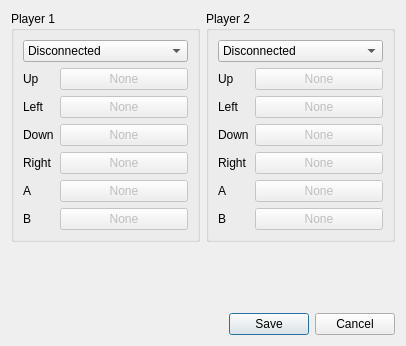
ibancel/EmulIX-SMS, file src/ui/SettingsInputsWindow.ui: the form before one commit.
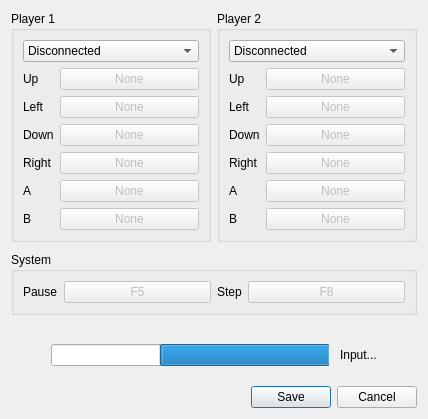
The form after the commit.

Commit message: Implement gamepad inputs

Patch:
```diff
--- a/src/ui/SettingsInputsWindow.ui
+++ b/src/ui/SettingsInputsWindow.ui
@@ -2,12 +2,15 @@
 <ui version="4.0">
  <class>SettingsInputsWindow</class>
  <widget class="QDialog" name="SettingsInputsWindow">
+  <property name="enabled">
+   <bool>true</bool>
+  </property>
   <property name="geometry">
    <rect>
     <x>0</x>
     <y>0</y>
-    <width>406</width>
-    <height>346</height>
+    <width>428</width>
+    <height>419</height>
    </rect>
   </property>
   <property name="windowTitle">
@@ -15,9 +18,9 @@
   </property>
   <layout class="QVBoxLayout" name="verticalLayout_3">
    <item>
-    <layout class="QHBoxLayout" name="horizontalLayout">
+    <layout class="QHBoxLayout" name="mainLayout">
      <item>
-      <widget class="QGroupBox" name="groupBox_2">
+      <widget class="QGroupBox" name="groupBox_player1">
        <property name="title">
         <string>Player 1</string>
        </property>
@@ -146,7 +149,10 @@
       </widget>
      </item>
      <item>
-      <widget class="QGroupBox" name="groupBox">
+      <widget class="QGroupBox" name="groupBox_player2">
+       <property name="enabled">
+        <bool>true</bool>
+       </property>
        <property name="title">
         <string>Player 2</string>
        </property>
@@ -276,11 +282,94 @@
      </item>
     </layout>
    </item>
+   <item>
+    <spacer name="verticalSpacer_3">
+     <property name="orientation">
+      <enum>Qt::Vertical</enum>
+     </property>
+     <property name="sizeType">
+      <enum>QSizePolicy::Preferred</enum>
+     </property>
+     <property name="sizeHint" stdset="0">
+      <size>
+       <width>20</width>
+       <height>20</height>
+      </size>
+     </property>
+    </spacer>
+   </item>
+   <item>
+    <widget class="QGroupBox" name="groupBox">
+     <property name="enabled">
+      <bool>true</bool>
+     </property>
+     <property name="sizePolicy">
+      <sizepolicy hsizetype="Preferred" vsizetype="Preferred">
+       <horstretch>0</horstretch>
+       <verstretch>0</verstretch>
+      </sizepolicy>
+     </property>
+     <property name="title">
+      <string>System</string>
+     </property>
+     <layout class="QVBoxLayout" name="verticalLayout_4">
+      <item>
+       <layout class="QHBoxLayout" name="horizontalLayout">
+        <item>
+         <layout class="QFormLayout" name="formLayout_4">
+          <item row="0" column="0">
+           <widget class="QLabel" name="label_13">
+            <property name="text">
+             <string>Pause</string>
+            </property>
+           </widget>
+          </item>
+          <item row="0" column="1">
+           <widget class="QPushButton" name="pushButton">
+            <property name="enabled">
+             <bool>false</bool>
+            </property>
+            <property name="text">
+             <string>F5</string>
+            </property>
+           </widget>
+          </item>
+         </layout>
+        </item>
+        <item>
+         <layout class="QFormLayout" name="formLayout_3">
+          <item row="0" column="0">
+           <widget class="QLabel" name="label_14">
+            <property name="text">
+             <string>Step</string>
+            </property>
+           </widget>
+          </item>
+          <item row="0" column="1">
+           <widget class="QPushButton" name="pushButton_2">
+            <property name="enabled">
+             <bool>false</bool>
+            </property>
+            <property name="text">
+             <string>F8</string>
+            </property>
+           </widget>
+          </item>
+         </layout>
+        </item>
+       </layout>
+      </item>
+     </layout>
+    </widget>
+   </item>
    <item>
     <spacer name="verticalSpacer">
      <property name="orientation">
       <enum>Qt::Vertical</enum>
      </property>
+     <property name="sizeType">
+      <enum>QSizePolicy::Expanding</enum>
+     </property>
      <property name="sizeHint" stdset="0">
       <size>
        <width>20</width>
@@ -289,6 +378,109 @@
      </property>
     </spacer>
    </item>
+   <item>
+    <layout class="QHBoxLayout" name="layout_captureInfos">
+     <item>
+      <spacer name="horizontalSpacer_2">
+       <property name="orientation">
+        <enum>Qt::Horizontal</enum>
+       </property>
+       <property name="sizeHint" stdset="0">
+        <size>
+         <width>40</width>
+         <height>20</height>
+        </size>
+       </property>
+      </spacer>
+     </item>
+     <item>
+      <widget class="QProgressBar" name="progressBar_capture">
+       <property name="sizePolicy">
+        <sizepolicy hsizetype="Expanding" vsizetype="Fixed">
+         <horstretch>1</horstretch>
+         <verstretch>0</verstretch>
+        </sizepolicy>
+       </property>
+       <property name="autoFillBackground">
+        <bool>false</bool>
+       </property>
+       <property name="maximum">
+        <number>100</number>
+       </property>
+       <property name="value">
+        <number>60</number>
+       </property>
+       <property name="textVisible">
+        <bool>false</bool>
+       </property>
+       <property name="invertedAppearance">
+        <bool>true</bool>
+       </property>
+      </widget>
+     </item>
+     <item>
+      <spacer name="horizontalSpacer_3">
+       <property name="orientation">
+        <enum>Qt::Horizontal</enum>
+       </property>
+       <property name="sizeType">
+        <enum>QSizePolicy::Maximum</enum>
+       </property>
+       <property name="sizeHint" stdset="0">
+        <size>
+         <width>5</width>
+         <height>5</height>
+        </size>
+       </property>
+      </spacer>
+     </item>
+     <item>
+      <widget class="QLabel" name="label_capture">
+       <property name="enabled">
+        <bool>true</bool>
+       </property>
+       <property name="sizePolicy">
+        <sizepolicy hsizetype="Preferred" vsizetype="Preferred">
+         <horstretch>0</horstretch>
+         <verstretch>0</verstretch>
+        </sizepolicy>
+       </property>
+       <property name="text">
+        <string>Input...</string>
+       </property>
+      </widget>
+     </item>
+     <item>
+      <spacer name="horizontalSpacer">
+       <property name="orientation">
+        <enum>Qt::Horizontal</enum>
+       </property>
+       <property name="sizeHint" stdset="0">
+        <size>
+         <width>40</width>
+         <height>20</height>
+        </size>
+       </property>
+      </spacer>
+     </item>
+    </layout>
+   </item>
+   <item>
+    <spacer name="verticalSpacer_2">
+     <property name="orientation">
+      <enum>Qt::Vertical</enum>
+     </property>
+     <property name="sizeType">
+      <enum>QSizePolicy::Preferred</enum>
+     </property>
+     <property name="sizeHint" stdset="0">
+      <size>
+       <width>20</width>
+       <height>30</height>
+      </size>
+     </property>
+    </spacer>
+   </item>
    <item>
     <widget class="QDialogButtonBox" name="buttonBox">
      <property name="orientation">
```
The commit also changes 7 other files.
